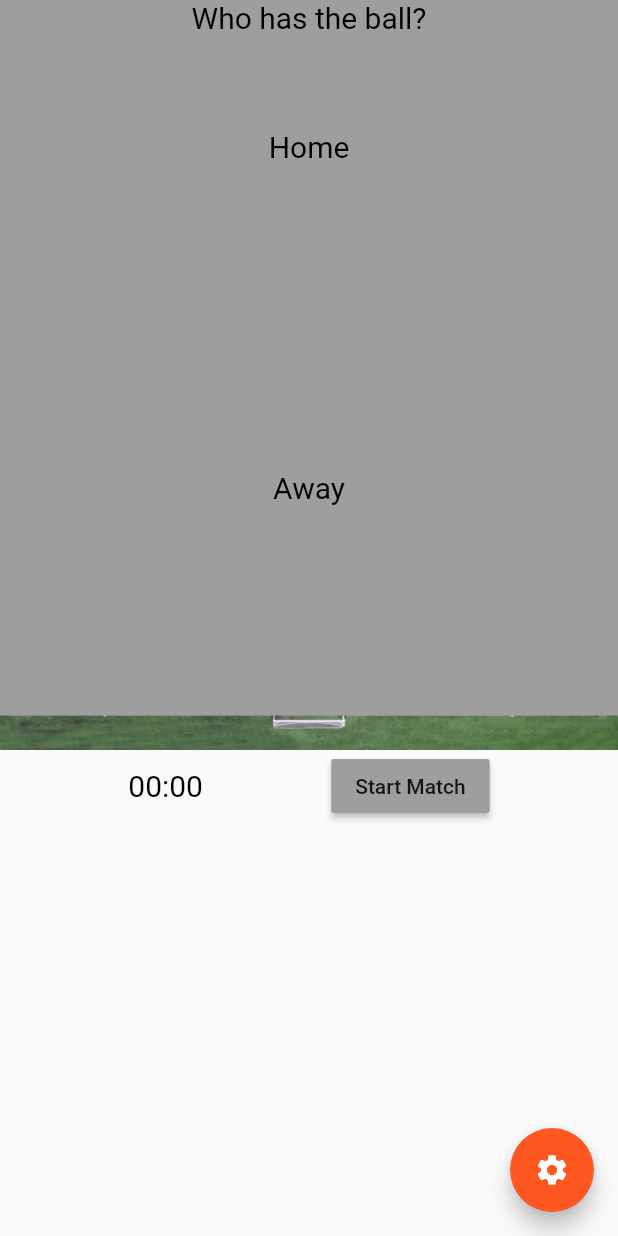
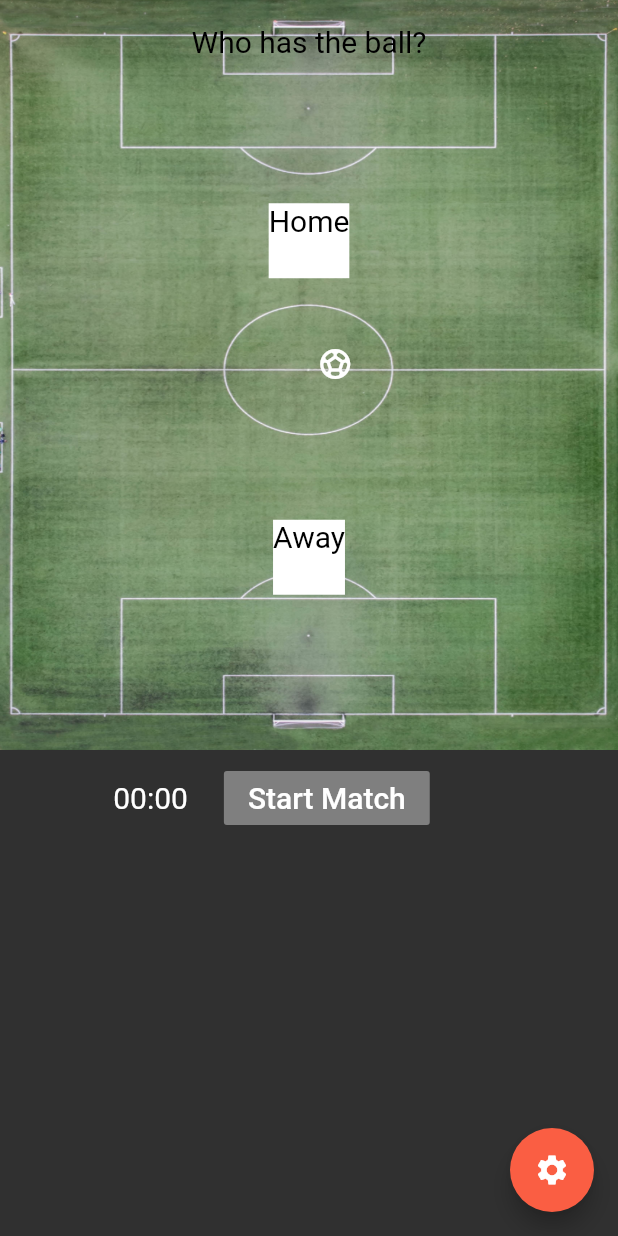
Before and after one commit to mariusschroeter/simple-football-tracker, a Flutter app: the AddMatchStartMatchScreen screen opened directly with empty values, on a phone screen of 412 x 824 dp. Run offline on Flutter 3.47's test engine with Material 2 defaults, Android fonts, the light colour scheme and no system bars; our stand-ins replace flutter_svg; network calls fail; Roboto replaces fonts that are missing (Georgia).

Commit message:
#first ui update #NEXT: add splash screen
- change theme color

```diff
--- a/lib/screens/add_match_start_match.screen.dart
+++ b/lib/screens/add_match_start_match.screen.dart
@@ -2,6 +2,7 @@ import 'dart:async';
 
 import 'package:flutter/material.dart';
 import 'package:football_provider_app/providers/matches.dart';
+import 'package:football_provider_app/widgets/global_colors.dart';
 import 'package:provider/provider.dart';
 import 'package:uuid/uuid.dart';
 
@@ -554,13 +555,12 @@ class _AddMatchStartMatchScreenState extends State<AddMatchStartMatchScreen> {
                                 Visibility(
                                   visible: _isPossessionQuestion,
                                   child: Container(
-                                    height: 500,
                                     width: double.infinity,
-                                    color: Colors.grey,
                                     child: Column(
                                       children: [
                                         NormalTextSize(
                                           title: 'Who has the ball?',
+                                          padding: 16.0,
                                         ),
                                         Expanded(
                                           flex: 1,
@@ -573,7 +573,8 @@ class _AddMatchStartMatchScreenState extends State<AddMatchStartMatchScreen> {
                                                     _setPossessionAtMatchStart(
                                                         true),
                                                 child: Container(
-                                                  height: 100,
+                                                  color: Colors.white,
+                                                  height: 50,
                                                   child: NormalTextSize(
                                                     title: 'Home',
                                                   ),
@@ -584,7 +585,8 @@ class _AddMatchStartMatchScreenState extends State<AddMatchStartMatchScreen> {
                                                     _setPossessionAtMatchStart(
                                                         false),
                                                 child: Container(
-                                                  height: 100,
+                                                  height: 50,
+                                                  color: Colors.white,
                                                   child: NormalTextSize(
                                                     title: 'Away',
                                                   ),
@@ -625,11 +627,23 @@ class _AddMatchStartMatchScreenState extends State<AddMatchStartMatchScreen> {
               Row(
                 mainAxisAlignment: MainAxisAlignment.spaceEvenly,
                 children: [
+                  Padding(
+                    padding: EdgeInsets.only(top: 8.0, right: 50.0),
+                    child: Row(
+                      children: [
                         Column(
                           children: [
-                      NormalTextSize(title: '$time'),
-                      extraTime != null ? Text('+$extraTime') : SizedBox()
+                            NormalTextSize(title: '$time', color: Colors.white),
+                            extraTime != null
+                                ? NormalTextSize(
+                                    title: '$time',
+                                    color: Colors.white,
+                                    size: 16)
+                                : SizedBox()
                           ],
+                        ),
+                        SizedBox(
+                          width: 24.0,
                         ),
                         Column(
                           children: [
@@ -639,16 +653,19 @@ class _AddMatchStartMatchScreenState extends State<AddMatchStartMatchScreen> {
                             //   child: Text('Switch Sides'),
                             // ),
                             RaisedButton(
-                        color: Colors.grey,
-                        onPressed: _start == 0
+                              color: Theme.of(context).primaryColor,
+                              onPressed: _start == 0 && !_isPossessionQuestion
                                   ? () => _startTimer(0)
+                                  : _isPossessionQuestion
+                                      ? null
                                       : _matchPause
                                           ? unpauseTimer
                                           : _isExtraTime
                                               ? () => _endTimer()
                                               : _pauseTimer,
-                        child: Text(
-                          _start == 0 && !_matchHalfTime
+                              child: NormalTextSize(
+                                color: Colors.white,
+                                title: _start == 0 && !_matchHalfTime
                                     ? 'Start Match'
                                     : _start == 0 && _matchHalfTime
                                         ? 'Start 2nd Half'
@@ -662,6 +679,9 @@ class _AddMatchStartMatchScreenState extends State<AddMatchStartMatchScreen> {
                               ),
                             ),
                           ],
+                        ),
+                      ],
+                    ),
                   ),
                 ],
               ),
--- a/lib/screens/matches_screen.dart
+++ b/lib/screens/matches_screen.dart
@@ -80,7 +80,11 @@ class _MatchesScreenState extends State<MatchesScreen> {
               child: Container(
                 child: Column(
                   children: <Widget>[
-                    Expanded(child: MatchesList(_showWonOnly))
+                    Expanded(
+                        child: Padding(
+                      padding: const EdgeInsets.only(top: 16.0),
+                      child: MatchesList(_showWonOnly),
+                    ))
                   ],
                 ),
               ),
--- /dev/null
+++ b/lib/widgets/global_colors.dart
@@ -0,0 +1,12 @@
+import 'package:flutter/material.dart';
+
+import 'hex_color.dart';
+
+class GlobalColors {
+  static final primary = HexColor('#0AF571');
+  static final accent = HexColor('#FA5E43');
+}
+
+Map<int, Color> materialColor = {
+  900: Color.fromRGBO(80, 250, 79, 1),
+};
--- a/lib/widgets/text_elements.dart
+++ b/lib/widgets/text_elements.dart
@@ -4,8 +4,14 @@ class NormalTextSize extends StatelessWidget {
   final String title;
   final Color color;
   final double padding;
+  final double size;
 
-  NormalTextSize({this.title, this.color = Colors.black, this.padding = 0.0});
+  NormalTextSize({
+    this.title,
+    this.color = Colors.black,
+    this.padding = 0.0,
+    this.size = 20,
+  });
 
   @override
   Widget build(BuildContext context) {
@@ -13,7 +19,7 @@ class NormalTextSize extends StatelessWidget {
       padding: EdgeInsets.all(padding),
       child: Text(
         title,
-        style: TextStyle(fontSize: 20, color: color),
+        style: TextStyle(fontSize: size, color: color),
       ),
     );
   }
```
Also changed, not shown: lib/main.dart (+17 -2 lines), lib/screens/match_detail_screen.dart (+12 -9 lines), lib/widgets/hex_color.dart (added, +17 -0 lines). Lines whose indentation alone changed are shown as unchanged.
